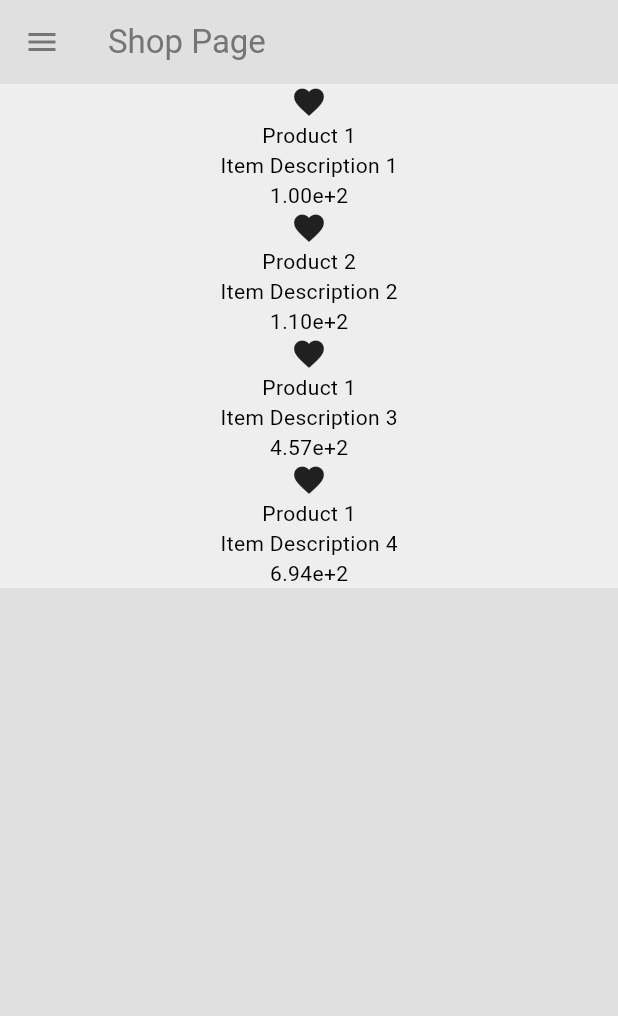
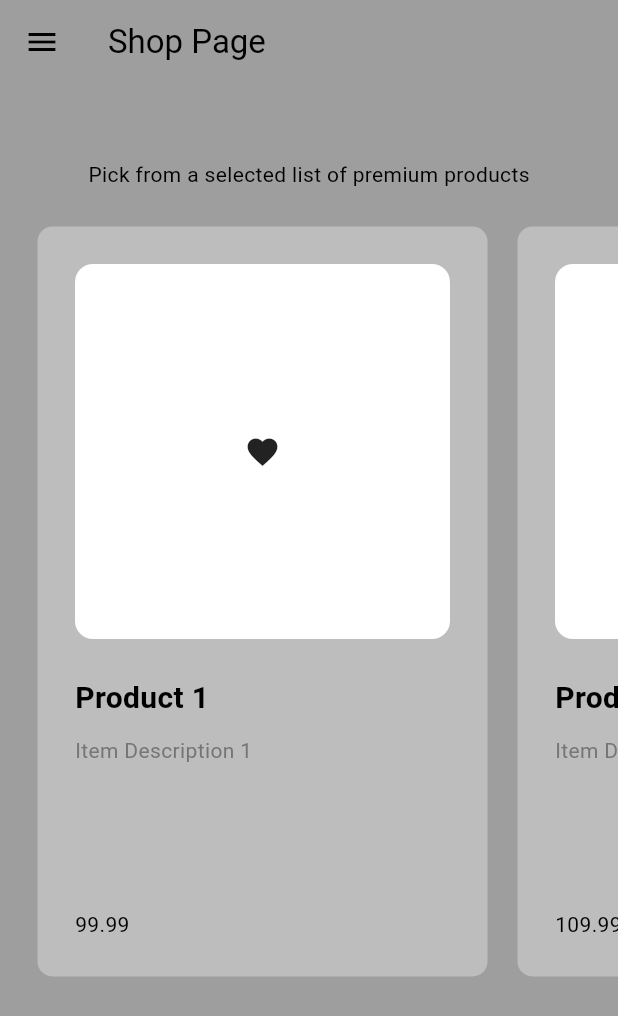
Before and after one commit to TegaEth/flutter-store-minimal, a Flutter app: the ShopPage screen opened by its route, on a phone screen of 412 x 824 dp. Shown: the top 1016 px of the screen. Run offline on Flutter 3.47's test engine with Material 3 defaults, Android fonts, the phone set to English and light mode, and no system bars.

Commit message:
product modal structure and design built

```diff
--- a/lib/components/my_product_tile.dart
+++ b/lib/components/my_product_tile.dart
@@ -9,22 +9,54 @@ class MyProductTile extends StatelessWidget {
   Widget build(BuildContext context) {
     return Container(
       decoration: BoxDecoration(
-        color: Theme.of(context).colorScheme.primary,
-        //borderRadius: BorderRadius.circular(10),
+        color: Colors.grey[400],
+        borderRadius: BorderRadius.circular(10),
       ),
+      margin: EdgeInsets.all(10),
+      padding: EdgeInsets.all(25),
+      width: 300,
       child: Column(
+        crossAxisAlignment: CrossAxisAlignment.start,
+        mainAxisAlignment: MainAxisAlignment.spaceBetween,
         children: [
-          //Product image
-          Icon(Icons.favorite),
-
-          //Product name
-          Text(product.name),
-
-          //Product description
-          Text(product.description),
+         Column(
+          crossAxisAlignment: CrossAxisAlignment.start,
+           children: [
+           //Product image
+           AspectRatio(
+             aspectRatio: 1,
+             child: Container(
+               decoration: BoxDecoration(
+                 color: Theme.of(context).colorScheme.secondary,
+                 borderRadius: BorderRadius.circular(12),
+               ),
+               width: double.infinity,
+               padding: const EdgeInsets.all(25),
+               child: const Icon(Icons.favorite),
+             ),
+           ),
+            const SizedBox(height: 25,),
+            //Product name
+           Text(
+             product.name,
+             style: const TextStyle(
+               fontWeight: FontWeight.bold,
+               fontSize: 20
+             ),
+             ),
+              const SizedBox(height: 10),
+            //Product description
+           Text(
+             product.description,
+             style: TextStyle(
+               color: Theme.of(context).colorScheme.inversePrimary
+             ),
+             ),
+           ],
+         ),
 
           //Product price + add to cart button
-          Text(product.price.toStringAsExponential(2)),
+          Text(product.price.toStringAsFixed(2)),
         ],
       ),
     );
--- a/lib/pages/cart_page.dart
+++ b/lib/pages/cart_page.dart
@@ -13,7 +13,7 @@ class CartPage extends StatelessWidget {
       title: const Text("Cart Page"),
     ),
     drawer: const MyDrawer(),
-    backgroundColor: Theme.of(context).colorScheme.surface,
+    backgroundColor: Colors.grey[400],
     );
   }
 }
--- a/lib/pages/shop_page.dart
+++ b/lib/pages/shop_page.dart
@@ -15,14 +15,33 @@ class ShopPage extends StatelessWidget {
     return Scaffold(
       appBar: AppBar(
         backgroundColor: Colors.transparent,
-        foregroundColor: Theme.of(context).colorScheme.inversePrimary,
+        foregroundColor: Colors.black,
         title: const Text("Shop Page"),
       ),
 
       drawer: MyDrawer(),
-      backgroundColor: Theme.of(context).colorScheme.surface,
-      body: ListView.builder(
+      backgroundColor: Colors.grey.shade500,
+      body: ListView(
+        children: [
+          const SizedBox(
+            height: 50,
+          ),
+          // shop subtitle
+          Center(
+            child:
+              Text("Pick from a selected list of premium products",
+              style: TextStyle(color: Colors.black),
+              ),
+
+          ),
+
+          // product list
+          SizedBox(
+          height: 550,
+          child: ListView.builder(
             itemCount: products.length,
+            scrollDirection: Axis.horizontal,
+            padding: EdgeInsets.all(15),
             itemBuilder: (context, index) {
             // get individual product from shop
             final product = products[index];
@@ -30,6 +49,9 @@ class ShopPage extends StatelessWidget {
             //return as a product title UI
             return MyProductTile(product: product);
         }),
+      ),
+        ]
+      )
     );
   }
 }
--- a/lib/themes/light_mode.dart
+++ b/lib/themes/light_mode.dart
@@ -2,8 +2,8 @@ import 'package:flutter/material.dart';
 
 ThemeData lightMode = ThemeData(
   colorScheme: ColorScheme.light(
-    surface: Colors.grey.shade300,
-    primary: Colors.grey.shade200,
+    surface: Colors.grey.shade400,
+    primary: Colors.grey.shade300,
     secondary: Colors.white,
     inversePrimary: Colors.grey.shade600,
   ),
```
Lines whose indentation alone changed are shown as unchanged.
